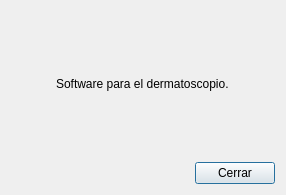
Old version of the form acercade.ui in the repository Gabrielnz/pasantia-CIMBUC.
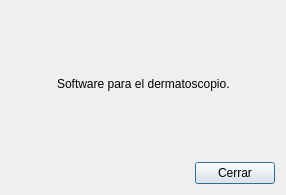
New version of the form.

```diff
--- a/acercade.ui
+++ b/acercade.ui
@@ -13,20 +13,97 @@
   <property name="windowTitle">
    <string>Acerca de</string>
   </property>
+  <layout class="QGridLayout" name="gridLayout">
+   <item row="0" column="0">
   <layout class="QVBoxLayout" name="verticalLayout">
-   <item alignment="Qt::AlignHCenter">
+     <item>
+      <spacer name="verticalSpacer_2">
+       <property name="orientation">
+        <enum>Qt::Vertical</enum>
+       </property>
+       <property name="sizeHint" stdset="0">
+        <size>
+         <width>20</width>
+         <height>40</height>
+        </size>
+       </property>
+      </spacer>
+     </item>
+     <item>
+      <layout class="QHBoxLayout" name="horizontalLayout_2">
+       <item>
+        <spacer name="horizontalSpacer_2">
+         <property name="orientation">
+          <enum>Qt::Horizontal</enum>
+         </property>
+         <property name="sizeHint" stdset="0">
+          <size>
+           <width>40</width>
+           <height>20</height>
+          </size>
+         </property>
+        </spacer>
+       </item>
+       <item>
     <widget class="QLabel" name="etqAcerca">
      <property name="text">
       <string>Software para el dermatoscopio.</string>
      </property>
     </widget>
    </item>
-   <item alignment="Qt::AlignRight">
+       <item>
+        <spacer name="horizontalSpacer_3">
+         <property name="orientation">
+          <enum>Qt::Horizontal</enum>
+         </property>
+         <property name="sizeHint" stdset="0">
+          <size>
+           <width>40</width>
+           <height>20</height>
+          </size>
+         </property>
+        </spacer>
+       </item>
+      </layout>
+     </item>
+     <item>
+      <spacer name="verticalSpacer">
+       <property name="orientation">
+        <enum>Qt::Vertical</enum>
+       </property>
+       <property name="sizeHint" stdset="0">
+        <size>
+         <width>20</width>
+         <height>40</height>
+        </size>
+       </property>
+      </spacer>
+     </item>
+     <item>
+      <layout class="QHBoxLayout" name="horizontalLayout">
+       <item>
+        <spacer name="horizontalSpacer">
+         <property name="orientation">
+          <enum>Qt::Horizontal</enum>
+         </property>
+         <property name="sizeHint" stdset="0">
+          <size>
+           <width>40</width>
+           <height>20</height>
+          </size>
+         </property>
+        </spacer>
+       </item>
+       <item>
     <widget class="QPushButton" name="btnAcercaCerrar">
      <property name="text">
       <string>Cerrar</string>
      </property>
     </widget>
+       </item>
+      </layout>
+     </item>
+    </layout>
    </item>
   </layout>
  </widget>
```
Lines whose indentation alone changed are shown as unchanged.
